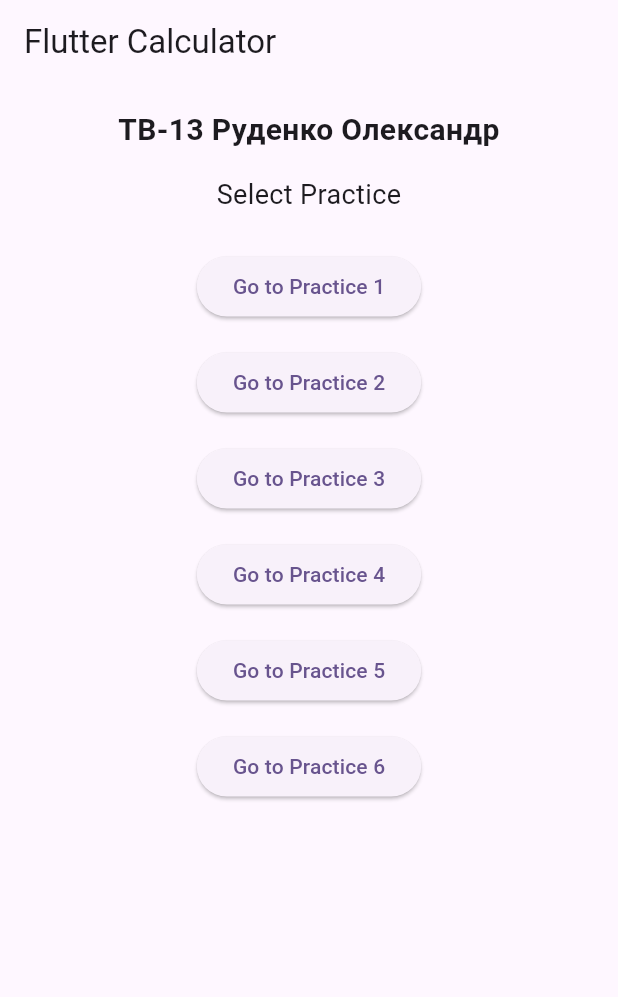
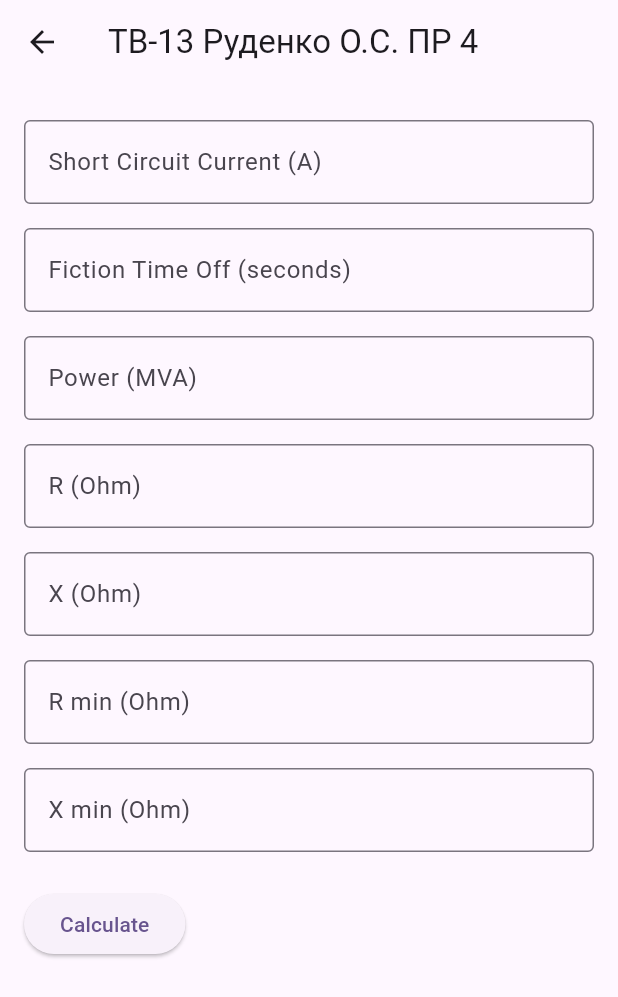
Before and after one commit to olexandr-rd/KPI-Flutter, a Flutter app: the screen it shows after launch, after a tap on an icon or button, on a phone screen of 412 x 824 dp. Shown: the top 997 px of the screen. Run offline on Flutter 3.47's test engine with Material 3 defaults, Android fonts, the phone set to English and light mode, and no system bars; our stand-ins replace go_router.

Commit message:
practice 4

```diff
--- a/lib/main.dart
+++ b/lib/main.dart
@@ -5,6 +5,7 @@ import 'practice1/calculator1_screen.dart';
 import 'practice1/calculator2_screen.dart';
 import 'practice2/practice2_main_screen.dart';
 import 'practice3/practice3_main_screen.dart';
+import 'practice4/practice4_main_screen.dart';
 
 void main() {
   runApp(const MyApp());
@@ -54,6 +55,10 @@ final GoRouter _router = GoRouter(
     GoRoute(
       path: '/practice3',
       builder: (context, state) => const Practice3MainScreen(),
+    ),
+    GoRoute(
+      path: '/practice4',
+      builder: (context, state) => const Practice4MainScreen(),
     ),
   ],
 );
@@ -106,7 +111,7 @@ class PracticeButton extends StatelessWidget {
       padding: const EdgeInsets.symmetric(vertical: 8.0),
       child: ElevatedButton(
         onPressed: () {
-          if (index <= 3) { // Відкриває Practice 1-3
+          if (index <= 4) { // Відкриває Practice 1-4
             context.push('/practice$index');
           }
         },
--- /dev/null
+++ b/lib/practice4/practice4_main_screen.dart
@@ -0,0 +1,136 @@
+import 'package:flutter/material.dart';
+import 'package:go_router/go_router.dart';
+import 'electric_current.dart';
+
+class Practice4MainScreen extends StatefulWidget {
+  const Practice4MainScreen({super.key});
+
+  @override
+  State<Practice4MainScreen> createState() => _Practice4MainScreenState();
+}
+
+class _Practice4MainScreenState extends State<Practice4MainScreen> {
+  final TextEditingController shortCircuitCurrentController = TextEditingController();
+  final TextEditingController fictionTimeOffController = TextEditingController();
+  final TextEditingController powerController = TextEditingController();
+  final TextEditingController rController = TextEditingController();
+  final TextEditingController rMinController = TextEditingController();
+  final TextEditingController xController = TextEditingController();
+  final TextEditingController xMinController = TextEditingController();
+
+  double minConductorSize = 0.0;
+  double initialCurrent = 0.0;
+  List<List<double>> current = List.generate(3, (_) => [0.0, 0.0]);
+  bool isCalculated = false;
+
+  @override
+  void dispose() {
+    shortCircuitCurrentController.dispose();
+    fictionTimeOffController.dispose();
+    powerController.dispose();
+    rController.dispose();
+    rMinController.dispose();
+    xController.dispose();
+    xMinController.dispose();
+    super.dispose();
+  }
+
+  void calculate() {
+    double shortCircuitCurrent = double.tryParse(shortCircuitCurrentController.text) ?? 0.0;
+    double fictionTimeOff = double.tryParse(fictionTimeOffController.text) ?? 0.0;
+    double power = double.tryParse(powerController.text) ?? 0.0;
+    double r = double.tryParse(rController.text) ?? 0.0;
+    double rMin = double.tryParse(rMinController.text) ?? 0.0;
+    double x = double.tryParse(xController.text) ?? 0.0;
+    double xMin = double.tryParse(xMinController.text) ?? 0.0;
+
+    setState(() {
+      minConductorSize = getMinConductorSize(shortCircuitCurrent, fictionTimeOff);
+      initialCurrent = getInitialCurrent(power);
+      current = calculateCurrent([r, rMin, x, xMin]);
+      isCalculated = true;
+    });
+  }
+
+  @override
+  Widget build(BuildContext context) {
+    return Scaffold(
+      appBar: AppBar(
+        leading: IconButton(
+          icon: const Icon(Icons.arrow_back),
+          onPressed: () => context.pop(),
+        ),
+        title: const Text("ТВ-13 Руденко О.С. ПР 4"),
+      ),
+      body: Padding(
+        padding: const EdgeInsets.all(16.0),
+        child: SingleChildScrollView(
+          child: Column(
+            crossAxisAlignment: CrossAxisAlignment.start,
+            children: [
+              _buildTextField(shortCircuitCurrentController, "Short Circuit Current (A)"),
+              _buildTextField(fictionTimeOffController, "Fiction Time Off (seconds)"),
+              _buildTextField(powerController, "Power (MVA)"),
+              _buildTextField(rController, "R (Ohm)"),
+              _buildTextField(xController, "X (Ohm)"),
+              _buildTextField(rMinController, "R min (Ohm)"),
+              _buildTextField(xMinController, "X min (Ohm)"),
+              const SizedBox(height: 16),
+              ElevatedButton(
+                onPressed: calculate,
+                child: const Text("Calculate"),
+              ),
+              const SizedBox(height: 16),
+              if (isCalculated) _buildResults(),
+            ],
+          ),
+        ),
+      ),
+    );
+  }
+
+  Widget _buildTextField(TextEditingController controller, String label) {
+    return Padding(
+      padding: const EdgeInsets.only(bottom: 8.0, top: 8.0),
+      child: TextField(
+        controller: controller,
+        keyboardType: TextInputType.number,
+        decoration: InputDecoration(
+          labelText: label,
+          border: const OutlineInputBorder(),
+        ),
+      ),
+    );
+  }
+
+  Widget _buildResults() {
+    return Column(
+      crossAxisAlignment: CrossAxisAlignment.start,
+      children: [
+        const Text("Minimal Conductor Size for thermal stability:", style: TextStyle(fontSize: 16, fontWeight: FontWeight.bold)),
+        Text("${minConductorSize.toStringAsFixed(2)} mm"),
+        const SizedBox(height: 16),
+        const Text("Short-circuit current calculation in 10 (6) kV networks:", style: TextStyle(fontSize: 16, fontWeight: FontWeight.bold)),
+        Text("Short-circuit currents at the 10 kV bus bars of the substation: ${initialCurrent.toStringAsFixed(2)} kA"),
+        const SizedBox(height: 16),
+        const Text("Short-circuit currents for the substation of KhnEM:", style: TextStyle(fontSize: 16, fontWeight: FontWeight.bold)),
+        _printList("Short-circuit currents on 10 kV bus bars referred to 110 kV voltage", current[0]),
+        _printList("Actual short-circuit currents on 10 kV bus bars", current[1]),
+        _printList("Short-circuit currents of outgoing 10 kV lines", current[2]),
+      ],
+    );
+  }
+
+  Widget _printList(String title, List<double> values) {
+    const labels = ["I(3)", "I(2)", "I(3)min", "I(2)min"];
+    return Column(
+      crossAxisAlignment: CrossAxisAlignment.start,
+      children: [
+        const SizedBox(height: 8),
+        Text(title, style: const TextStyle(fontSize: 14, fontWeight: FontWeight.bold)),
+        for (int i = 0; i < values.length; i++) Text("${labels[i]} = ${values[i].toStringAsFixed(2)}"),
+        const Text("The emergency mode is not envisaged"),
+      ],
+    );
+  }
+}
```
Also changed, not shown: lib/practice4/electric_current.dart (added, +80 -0 lines).
